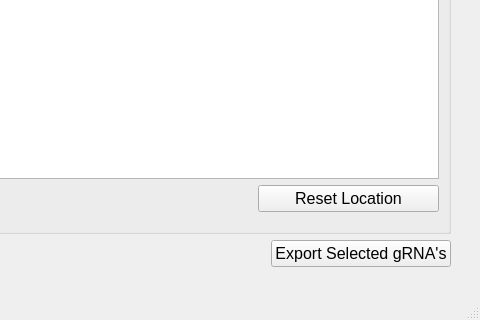
Old version of the form results.ui in the repository TrinhLab/CASPERapp; both pictures show x 901 to 1381 and y 423 to 743 of the 1381 by 743 pixel window.
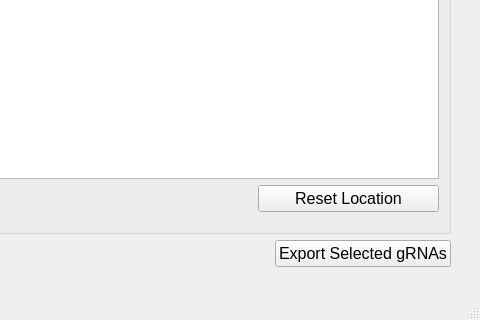
New version of the form.

The edit to the form file:
```diff
--- a/results.ui
+++ b/results.ui
@@ -160,7 +160,7 @@
          <string>&lt;html&gt;&lt;head/&gt;&lt;body&gt;&lt;p&gt;&lt;span style=&quot; font-size:12pt;&quot;&gt;Export selected guides to a CSV file.&lt;/span&gt;&lt;/p&gt;&lt;/body&gt;&lt;/html&gt;</string>
         </property>
         <property name="text">
-         <string>Export Selected gRNA's</string>
+         <string>Export Selected gRNAs</string>
         </property>
        </widget>
       </item>
```
